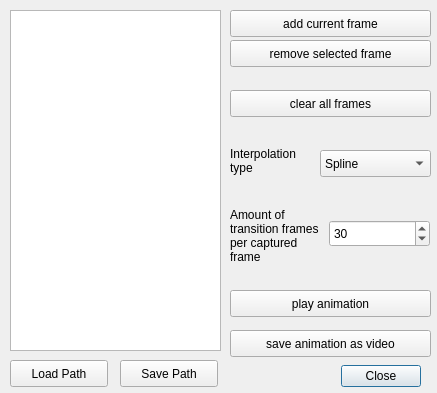
First picture: the form in src/tools/lvr2_viewer/ui/LVRAnimationDialogUI.ui, repository uos/lvr2, before the edit.
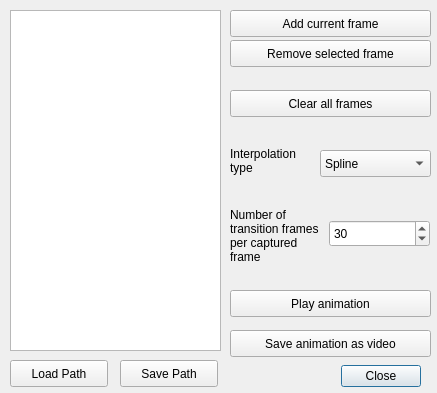
Second picture: the form after the edit.

Commit message: Frames can now be selected in LVR2 viewer cam tool

The edit to the form file:
```diff
--- a/src/tools/lvr2_viewer/ui/LVRAnimationDialogUI.ui
+++ b/src/tools/lvr2_viewer/ui/LVRAnimationDialogUI.ui
@@ -65,7 +65,7 @@
     </rect>
    </property>
    <property name="text">
-    <string>add current frame</string>
+    <string>Add current frame</string>
    </property>
   </widget>
   <widget class="QPushButton" name="clearFrames_button">
@@ -78,7 +78,7 @@
     </rect>
    </property>
    <property name="text">
-    <string>clear all frames</string>
+    <string>Clear all frames</string>
    </property>
   </widget>
   <widget class="QPushButton" name="play_button">
@@ -91,7 +91,7 @@
     </rect>
    </property>
    <property name="text">
-    <string>play animation</string>
+    <string>Play animation</string>
    </property>
   </widget>
   <widget class="QPushButton" name="removeFrame_button">
@@ -104,7 +104,7 @@
     </rect>
    </property>
    <property name="text">
-    <string>remove selected frame</string>
+    <string>Remove selected frame</string>
    </property>
   </widget>
   <widget class="QListWidget" name="timeline_list">
@@ -175,7 +175,7 @@
     <enum>Qt::LeftToRight</enum>
    </property>
    <property name="text">
-    <string>Amount of transition frames per captured frame</string>
+    <string>Number of transition frames per captured frame</string>
    </property>
    <property name="wordWrap">
     <bool>true</bool>
@@ -207,7 +207,7 @@
     </rect>
    </property>
    <property name="text">
-    <string>save animation as video</string>
+    <string>Save animation as video</string>
    </property>
   </widget>
  </widget>
```
Left out of the diff: 6 changed lines with no effect on the pictures. The commit also changes 2 other files.
